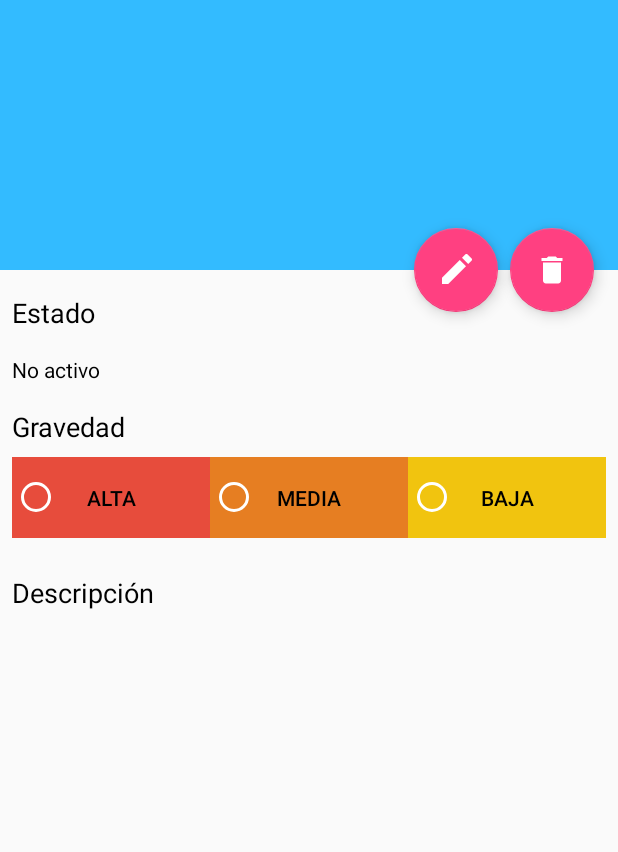
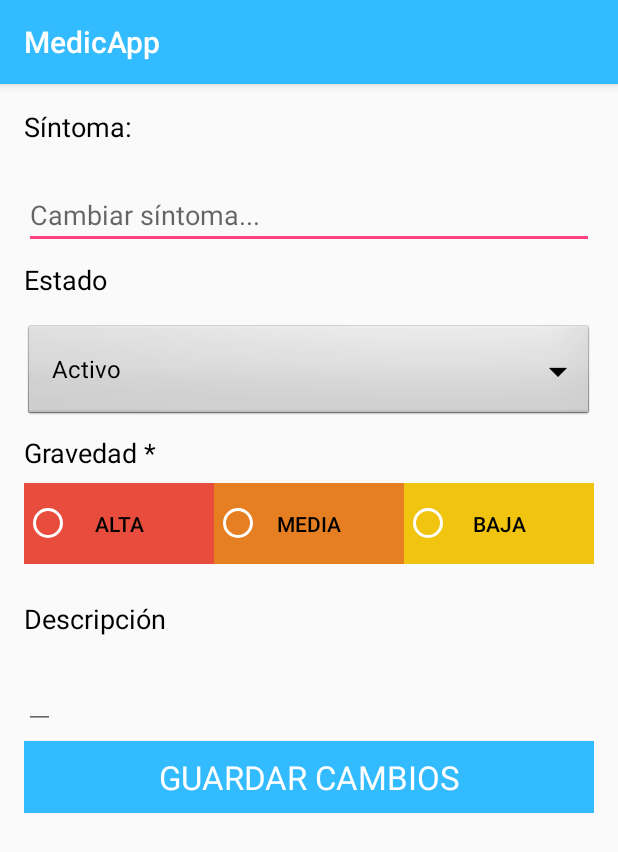
Before and after one commit to JavierLeza/MedicApp, an Android app: the SymptomDetailsActivity screen opened directly, with no data from a screen before it, after a tap on an icon or button, on a phone screen of 412 x 824 dp. Shown: the top 852 px of the screen. Run offline under Robolectric (Android 15) with nearby library versions, the phone set to English and light mode, and no system bars; 8 statements that could not run were skipped.

Commit message:
Implementada la función para editar un síntoma

```diff
--- a/MedicApp/app/src/main/AndroidManifest.xml
+++ b/MedicApp/app/src/main/AndroidManifest.xml
@@ -29,7 +29,8 @@
         <activity
             android:name=".SymptomDetailsActivity"
             android:label="@string/title_activity_symptom_details"
-            android:theme="@style/AppTheme.NoActionBar"></activity>
+            android:theme="@style/AppTheme.NoActionBar" />
+        <activity android:name=".EditSymptomActivity"></activity>
     </application>
 
 </manifest>
--- /dev/null
+++ b/MedicApp/app/src/main/java/com/medic/medicapp/EditSymptomActivity.java
@@ -0,0 +1,186 @@
+package com.medic.medicapp;
+
+import android.content.ContentValues;
+import android.content.Intent;
+import android.database.Cursor;
+import android.os.Bundle;
+import android.support.v7.app.AppCompatActivity;
+import android.view.View;
+import android.widget.AdapterView;
+import android.widget.ArrayAdapter;
+import android.widget.EditText;
+import android.widget.RadioButton;
+import android.widget.Spinner;
+import android.widget.TextView;
+import android.widget.Toast;
+
+import com.medic.medicapp.data.MedicContract;
+
+import static com.medic.medicapp.MainActivity.id;
+import static com.medic.medicapp.MainActivity.mDb;
+
+public class EditSymptomActivity extends AppCompatActivity implements AdapterView.OnItemSelectedListener {
+
+    private int symptomID;
+    private EditText description;
+    private EditText mNewName;
+    private String oldName;
+    private int mOldPriority;
+    private int mNewPriority;
+    private int oldState;
+    private int newState;
+
+    private String patientDni;
+
+
+    @Override
+    protected void onCreate(Bundle savedInstanceState) {
+        super.onCreate(savedInstanceState);
+        setContentView(R.layout.activity_edit_symptom);
+
+        //Esto es para saber el id
+        Intent intentThatStartedThisActivity = getIntent();
+        if(intentThatStartedThisActivity.hasExtra(Intent.EXTRA_TEXT)){
+            symptomID = Integer.parseInt(intentThatStartedThisActivity.getStringExtra(Intent.EXTRA_TEXT));
+        }
+
+        Cursor cursor = getSymptom();
+        cursor.moveToFirst();
+
+        TextView mOldName = (TextView) findViewById(R.id.tv_old_symptom_name);
+        description = (EditText) findViewById(R.id.tv_description);
+
+        mNewName = (EditText) findViewById(R.id.new_symptom_name);
+
+        oldName = cursor.getString(cursor.getColumnIndex(MedicContract.SymptomEntry.COLUMN_SYMPTOM));
+        mOldName.setText(oldName);
+
+        patientDni = cursor.getString(cursor.getColumnIndex(MedicContract.SymptomEntry.COLUMN_PATIENT));
+
+        description.setHint(cursor.getString(cursor.getColumnIndex(MedicContract.SymptomEntry.COLUMN_DESCRIPTION)));
+
+        mOldPriority = cursor.getInt(cursor.getColumnIndex(MedicContract.SymptomEntry.COLUMN_PRIORITY));
+        switch (mOldPriority){
+            case 1:
+                ((RadioButton) findViewById(R.id.radButton1)).setChecked(true);
+                break;
+            case 2:
+                ((RadioButton) findViewById(R.id.radButton2)).setChecked(true);
+                break;
+            case 3:
+                ((RadioButton) findViewById(R.id.radButton3)).setChecked(true);
+                break;
+        }
+
+        mNewPriority = mOldPriority;
+
+        Spinner dropdown = (Spinner) findViewById(R.id.spinner_state);
+        String[] items = new String[]{getResources().getString(R.string.state_active), getResources().getString(R.string.state_inactive)};
+        ArrayAdapter<String> adapter = new ArrayAdapter<>(this, android.R.layout.simple_spinner_dropdown_item, items);
+        dropdown.setOnItemSelectedListener(this);
+        dropdown.setAdapter(adapter);
+
+        oldState = cursor.getInt(cursor.getColumnIndex(MedicContract.SymptomEntry.COLUMN_STATE));
+        dropdown.setSelection(oldState);
+        newState = oldState;
+
+    }
+
+    private Cursor getSymptom() {
+        return mDb.query(
+                MedicContract.SymptomEntry.TABLE_NAME,
+                null,
+                MedicContract.SymptomEntry._ID + " = " + symptomID ,
+                null,
+                null,
+                null,
+                null);
+    }
+
+
+    public void onClickUpdate(View view) {
+        ContentValues contentValues = new ContentValues();
+        String whereClause = MedicContract.SymptomEntry._ID + " = " + symptomID;
+        String newName = oldName;
+
+        if(mNewName.getText().length()!=0){
+            if(nameExists(mNewName.getText().toString())){
+                Toast.makeText(getBaseContext(), "Ya existe otro síntoma con el mismo nombre.", Toast.LENGTH_LONG).show();
+                return;
+            }else{
+                newName = mNewName.getText().toString();
+                contentValues.put(MedicContract.SymptomEntry.COLUMN_SYMPTOM, newName);
+            }
+        }
+
+        if(mNewPriority!= mOldPriority){
+            contentValues.put(MedicContract.SymptomEntry.COLUMN_PRIORITY, mNewPriority);
+        }
+        if(newState!= oldState){
+            contentValues.put(MedicContract.SymptomEntry.COLUMN_STATE, newState);
+        }
+        if(description.getText().length()!=0){
+            contentValues.put(MedicContract.SymptomEntry.COLUMN_DESCRIPTION, description.getText().toString());
+        }
+
+        if(mDb.update(MedicContract.SymptomEntry.TABLE_NAME,contentValues, whereClause, null)>0){
+
+            Toast.makeText(getBaseContext(), "La información se ha actualizado con éxito", Toast.LENGTH_LONG).show();
+            Intent intent = getIntent();
+            intent.putExtra(Intent.EXTRA_TEXT,  String.valueOf(symptomID));
+            intent.putExtra("symptom", newName);
+
+            setResult(RESULT_OK, intent);
+            finish();
+        }
+    }
+
+    private boolean nameExists(String name) {
+        Cursor cursor;
+
+        cursor = mDb.query(
+                MedicContract.SymptomEntry.TABLE_NAME,
+                null,
+                MedicContract.SymptomEntry.COLUMN_SYMPTOM + " = '" + name
+                        + "' AND " + MedicContract.SymptomEntry.COLUMN_USER +" = " + id + " AND "
+                        + MedicContract.SymptomEntry.COLUMN_PATIENT + " = '" + patientDni + "'",
+                null,
+                null,
+                null,
+                null);
+
+        if(cursor.getCount() > 0){
+            return true;
+        }
+
+        return false;
+    }
+
+
+    @Override
+    public void onItemSelected(AdapterView<?> parent, View view, int position, long id) {
+        switch (position) {
+            case 0:
+                newState = 1; //ACTIVO
+                break;
+            case 1:
+                newState = 0; //INACTIVO
+                break;
+        }
+    }
+
+    @Override
+    public void onNothingSelected(AdapterView<?> parent) {
+
+    }
+
+    public void onPrioritySelected(View view) {
+        if (((RadioButton) findViewById(R.id.radButton1)).isChecked()) {
+            mNewPriority = 1; //Prioridad alta
+        } else if (((RadioButton) findViewById(R.id.radButton2)).isChecked()) {
+            mNewPriority = 2; //Prioridad media
+        } else if (((RadioButton) findViewById(R.id.radButton3)).isChecked()) {
+            mNewPriority = 3; //Prioridad baja
+        }
+    }
+}
--- a/MedicApp/app/src/main/java/com/medic/medicapp/SymptomDetailsActivity.java
+++ b/MedicApp/app/src/main/java/com/medic/medicapp/SymptomDetailsActivity.java
@@ -41,11 +41,17 @@ public class SymptomDetailsActivity extends AppCompatActivity {
             symptom = intentThatStartedThisActivity.getStringExtra("symptom");
         }
 
+
+
         FloatingActionButton fab_edit = (FloatingActionButton) findViewById(R.id.fab_edit);
         fab_edit.setOnClickListener(new View.OnClickListener() {
             @Override
             public void onClick(View view) {
-                //TODO
+                Intent intent = new Intent(SymptomDetailsActivity.this, EditSymptomActivity.class);
+
+                intent.putExtra(Intent.EXTRA_TEXT, String.valueOf(symptomID));
+
+                startActivityForResult(intent, 1);
 
             }
 
@@ -104,7 +110,7 @@ public class SymptomDetailsActivity extends AppCompatActivity {
                 symptomID = Integer.parseInt(data.getStringExtra(Intent.EXTRA_TEXT));
             }
 
-            if(data.hasExtra("symtom")){
+            if(data.hasExtra("symptom")){
                 symptom = data.getStringExtra("symptom");
             }
 
--- /dev/null
+++ b/MedicApp/app/src/main/res/layout/activity_edit_symptom.xml
@@ -0,0 +1,233 @@
+<?xml version="1.0" encoding="utf-8"?>
+<LinearLayout xmlns:android="http://schemas.android.com/apk/res/android"
+    xmlns:tools="http://schemas.android.com/tools"
+    android:id="@+id/activity_edit_element"
+    android:layout_width="match_parent"
+    android:layout_height="match_parent"
+    android:paddingBottom="@dimen/activity_vertical_margin"
+    android:paddingLeft="@dimen/activity_horizontal_margin"
+    android:paddingRight="@dimen/activity_horizontal_margin"
+    android:paddingTop="@dimen/activity_vertical_margin"
+    tools:context="com.medic.medicapp.EditSymptomActivity"
+    android:orientation="vertical">
+
+
+    <ScrollView
+        android:layout_width="match_parent"
+        android:layout_height="wrap_content">
+
+        <LinearLayout
+            android:layout_width="match_parent"
+            android:layout_height="wrap_content"
+            android:orientation="vertical">
+
+            <LinearLayout
+                android:layout_width="match_parent"
+                android:layout_height="wrap_content"
+                android:orientation="horizontal">
+
+                <TextView
+                    android:layout_width="wrap_content"
+                    android:layout_height="wrap_content"
+                    android:layout_gravity="start"
+                    android:textColor="@android:color/primary_text_light"
+                    style="@style/TextAppearance.AppCompat.Medium"
+                    android:text="@string/show_symptom"
+                    android:layout_marginTop="8dp"
+                    android:layout_marginBottom="8dp"/>
+
+                <TextView
+                    android:layout_width="wrap_content"
+                    android:layout_height="wrap_content"
+                    android:id="@+id/tv_old_symptom_name"
+                    android:layout_gravity="start"
+                    android:textColor="@android:color/primary_text_light"
+                    style="@style/TextAppearance.AppCompat.Medium"
+                    android:layout_marginTop="8dp"
+                    android:layout_marginBottom="8dp"/>
+
+            </LinearLayout>
+
+
+            <EditText
+                android:layout_width="match_parent"
+                android:layout_height="wrap_content"
+                android:id="@+id/new_symptom_name"
+                android:hint="@string/new_symptom_name"
+                android:layout_marginTop="8dp"
+                android:layout_marginBottom="8dp"/>
+
+
+
+            <LinearLayout
+                android:layout_width="match_parent"
+                android:layout_height="wrap_content"
+                android:orientation="horizontal">
+
+
+                <TextView
+                    android:layout_width="wrap_content"
+                    android:layout_height="wrap_content"
+                    android:layout_gravity="start"
+                    android:textColor="@android:color/primary_text_light"
+                    style="@style/TextAppearance.AppCompat.Medium"
+                    android:text="@string/show_symptom_state"
+                    android:layout_marginTop="8dp"
+                    android:layout_marginBottom="8dp"/>
+
+
+                <TextView
+                    android:layout_width="wrap_content"
+                    android:layout_height="wrap_content"
+                    android:id="@+id/tv_old_symptom"
+                    android:layout_gravity="end"
+                    android:textColor="@android:color/primary_text_light"
+                    android:layout_marginTop="8dp"
+                    android:layout_marginBottom="8dp"/>
+
+            </LinearLayout>
+
+
+            <Spinner
+                android:id="@+id/spinner_state"
+                android:layout_width="match_parent"
+                android:layout_height="wrap_content"
+                android:background="@android:drawable/btn_dropdown"
+                android:spinnerMode="dropdown" />
+
+
+
+            <TextView
+                android:layout_width="wrap_content"
+                android:layout_height="wrap_content"
+                android:layout_gravity="start"
+                android:textColor="@android:color/primary_text_light"
+                style="@style/TextAppearance.AppCompat.Medium"
+                android:text="@string/add_list_priority"
+                android:layout_marginTop="8dp"
+                android:layout_marginBottom="8dp"/>
+
+            <FrameLayout
+                android:layout_width="match_parent"
+                android:layout_height="wrap_content"
+                android:layout_marginBottom="@dimen/activity_vertical_margin">
+
+                <!-- Todas las prioridades posibles -->
+                <LinearLayout
+                    android:layout_width="match_parent"
+                    android:layout_height="wrap_content"
+                    android:orientation="horizontal"
+                    android:layout_gravity="center"
+                    android:weightSum="3">
+
+                    <Button
+                        style="?android:attr/buttonBarButtonStyle"
+                        android:textColor="@android:color/primary_text_light"
+                        android:id="@+id/buttonP1"
+                        android:layout_width="wrap_content"
+                        android:layout_height="wrap_content"
+                        android:background="@color/materialRed"
+                        android:text="@string/high_priority"
+                        android:layout_weight="1"
+                        android:onClick="onPrioritySelected"/>
+
+                    <Button
+                        style="?android:attr/buttonBarButtonStyle"
+                        android:textColor="@android:color/primary_text_light"
+                        android:id="@+id/buttonP2"
+                        android:layout_width="wrap_content"
+                        android:layout_height="wrap_content"
+                        android:background="@color/materialOrange"
+                        android:text="@string/med_priority"
+                        android:layout_weight="1"
+                        android:onClick="onPrioritySelected"/>
+
+                    <Button
+                        style="?android:attr/buttonBarButtonStyle"
+                        android:textColor="@android:color/primary_text_light"
+                        android:id="@+id/buttonP3"
+                        android:layout_width="wrap_content"
+                        android:layout_height="wrap_content"
+                        android:background="@color/materialYellow"
+                        android:text="@string/low_priority"
+                        android:layout_weight="1"
+                        android:onClick="onPrioritySelected"/>
+
+                </LinearLayout>
+
+                <!-- RadioGroup for visible selection of a priority -->
+                <RadioGroup
+                    android:layout_width="match_parent"
+                    android:layout_height="wrap_content"
+                    android:orientation="horizontal"
+                    android:layout_gravity="center"
+                    android:weightSum="3">
+
+                    <RadioButton
+                        android:id="@+id/radButton1"
+                        android:layout_width="wrap_content"
+                        android:layout_height="wrap_content"
+                        android:onClick="onPrioritySelected"
+                        android:layout_weight="1"
+                        android:theme="@style/WhiteRadioButton"/>
+
+                    <RadioButton
+                        android:id="@+id/radButton2"
+                        android:layout_width="wrap_content"
+                        android:layout_height="wrap_content"
+                        android:onClick="onPrioritySelected"
+                        android:layout_weight="1"
+                        android:theme="@style/WhiteRadioButton"/>
+
+                    <RadioButton
+                        android:id="@+id/radButton3"
+                        android:layout_width="wrap_content"
+                        android:layout_height="wrap_content"
+                        android:onClick="onPrioritySelected"
+                        android:layout_weight="1"
+                        android:theme="@style/WhiteRadioButton"/>
+
+                </RadioGroup>
+
+            </FrameLayout>
+
+
+
+            <TextView
+                android:layout_width="wrap_content"
+                android:layout_height="wrap_content"
+                android:layout_gravity="start"
+                android:textColor="@android:color/primary_text_light"
+                style="@style/TextAppearance.AppCompat.Medium"
+                android:text="@string/add_description"
+                android:layout_marginTop="8dp"
+                android:layout_marginBottom="8dp"/>
+
+            <EditText
+                android:layout_width="wrap_content"
+                android:layout_height="wrap_content"
+                android:id="@+id/tv_description"
+                android:layout_gravity="start"
+                android:textColor="@android:color/primary_text_light"
+                style="@style/TextAppearance.AppCompat.Medium"
+                android:layout_marginTop="8dp"
+                android:layout_marginBottom="8dp"/>
+
+            <Button
+                android:id="@+id/b_add_list"
+                android:layout_width="match_parent"
+                android:layout_height="wrap_content"
+                android:text="@string/save_changes"
+                style="@style/TextAppearance.AppCompat.Large"
+                android:textColor="@android:color/primary_text_dark"
+                android:background="@color/colorPrimary"
+                android:onClick="onClickUpdate"
+                android:layout_gravity="center" />
+        </LinearLayout>
+
+    </ScrollView>
+
+
+
+
+</LinearLayout>
--- a/MedicApp/app/src/main/res/values/strings.xml
+++ b/MedicApp/app/src/main/res/values/strings.xml
@@ -63,4 +63,6 @@
     <string name="delete_symptom">Borrar síntoma</string>
     <string name="delete_symptom_text">¿Estás seguro de que quieres eliminar este síntoma?</string>
     <string name="accept_delete">Borrar</string>
+    <string name="show_symptom">Síntoma:</string>
+    <string name="new_symptom_name">Cambiar síntoma...</string>
 </resources>
```
